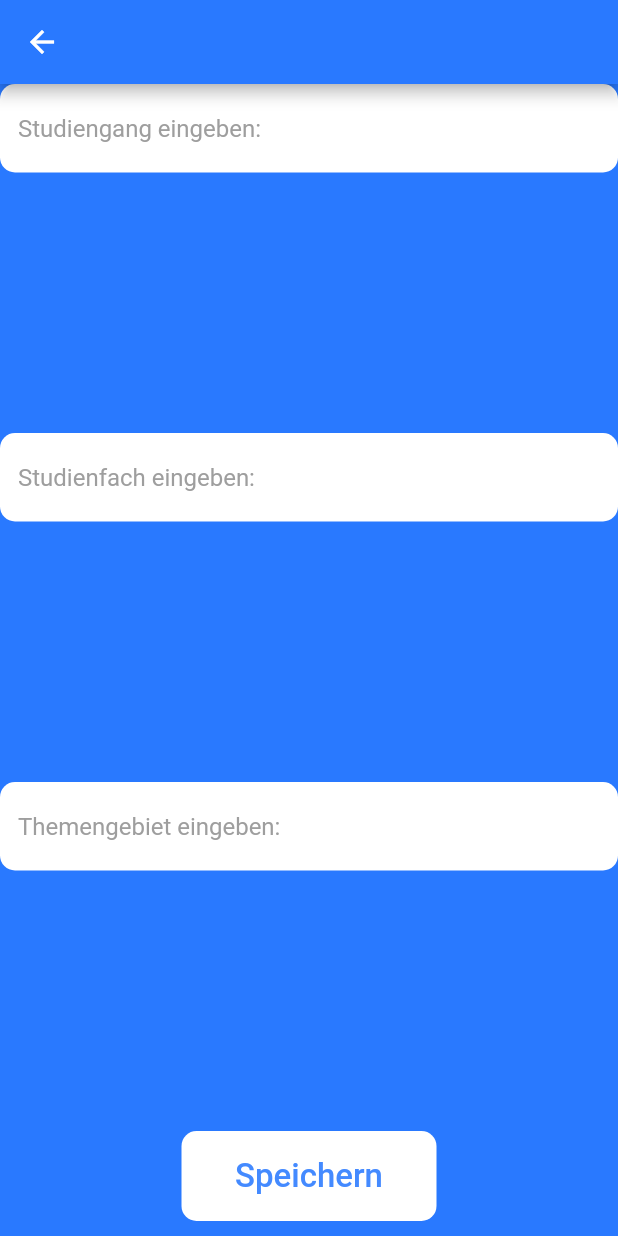
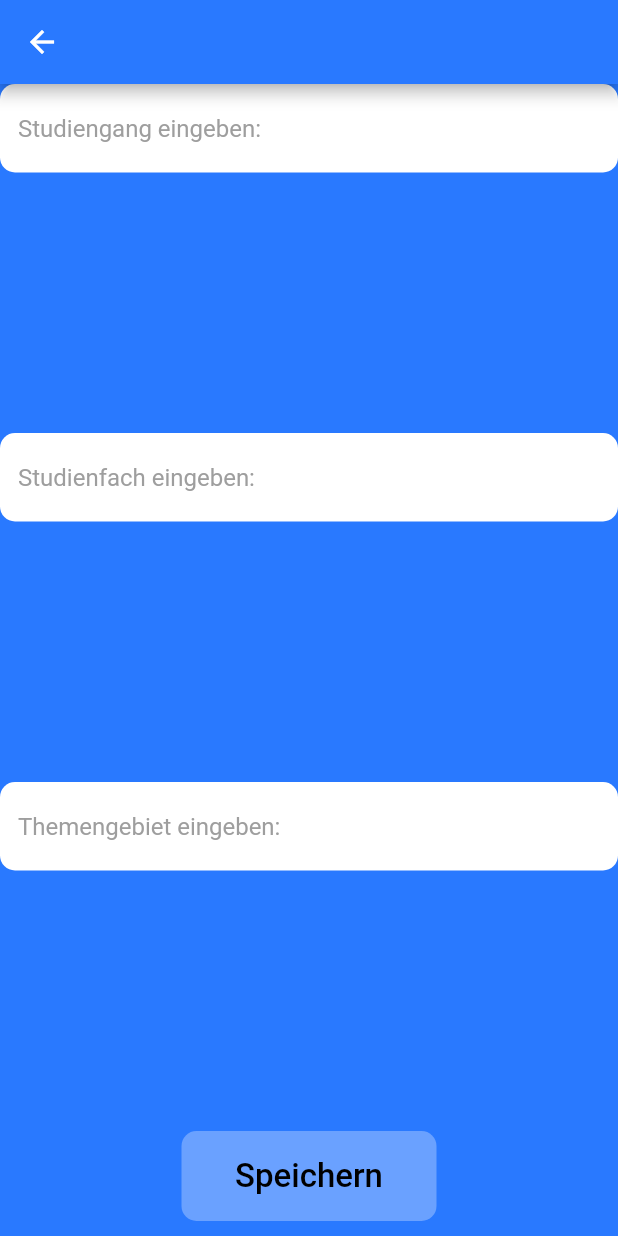
Before and after one commit to Schwinge12/Studycards, a Flutter app: the screen it shows after launch, after a tap on "Kartenset erstellen", on a phone screen of 412 x 824 dp. Run offline on Flutter 3.47's test engine with Material 2 defaults, Android fonts, the phone set to English and light mode, and no system bars; our stand-ins replace flip_card, syncfusion_flutter_gauges; missing offline and left inert: swipe_stack; accounts and stored records are empty; Roboto replaces fonts that are missing (Baloobhai2-ExtraBold.ttf).

Commit message:
Swipe Funktion für Kartenabfrage, Erscheinungsbild (Dark- & Lightmode) von Handy übernehmen

```diff
--- a/lib/ButtonsAndConstants/MenuButton.dart
+++ b/lib/ButtonsAndConstants/MenuButton.dart
@@ -21,7 +21,8 @@ class MenuButton extends StatelessWidget{
         ),
         margin: EdgeInsets.all(10.0),
         decoration: BoxDecoration(
-          color: Color(0xFF89B3FB),
+
+              color: Colors.white30,
               borderRadius: BorderRadius.circular(10.0),
         ),
       ),
--- a/lib/ButtonsAndConstants/MultipleChoiceButton.dart
+++ b/lib/ButtonsAndConstants/MultipleChoiceButton.dart
@@ -20,14 +20,14 @@ class MultipleChoiceButton extends StatelessWidget{
             height: 60.0,
             margin: EdgeInsets.all(10.0),
             decoration: BoxDecoration(
-              color: Colors.white,
+                color: Colors.white30,
               borderRadius: BorderRadius.circular(10.0),
             ),
 
             child: Column(
               children: <Widget>[
-                Icon (Icons.format_list_bulleted, size:40, color: Colors.blueAccent),
-                Text (text,style: TextStyle(color: Colors.blueAccent,fontFamily: 'Baloobhai2-ExtraBold.ttf', fontSize: 16.0 )),
+                Icon (Icons.format_list_bulleted, size:40, color: Colors.black),
+                Text (text,style: TextStyle(color: Colors.black,fontFamily: 'Baloobhai2-ExtraBold.ttf', fontSize: 16.0 )),
               ],
             )
         )
--- a/lib/ButtonsAndConstants/WeiterButton.dart
+++ b/lib/ButtonsAndConstants/WeiterButton.dart
@@ -25,12 +25,12 @@ class WeiterButton extends StatelessWidget{
         height: 60.0,
         child: Center(
           child: Text(
-            text, style: style ?? TextStyle(color: Colors.blueAccent,fontFamily: 'Baloobhai2-ExtraBold.ttf', fontSize: 22),
+            text, style: style ?? TextStyle(color: Colors.black,fontFamily: 'Baloobhai2-ExtraBold.ttf', fontSize: 22),
     ),
         ),
         margin: EdgeInsets.all(10.0),
         decoration: BoxDecoration(
-          color: color ?? Colors.white,
+          color: color ??  Colors.white30,
           borderRadius: BorderRadius.circular(10.0),
         ),
       ),
--- a/lib/DozentScreens/AlleStapelAnzeigen.dart
+++ b/lib/DozentScreens/AlleStapelAnzeigen.dart
@@ -20,7 +20,6 @@ class _AlleStapel extends State<AlleStapel> {
     //TODO Backend: Liste mit Stapeln anlegen, und so viele MenuButtons erzeugen wie es Stapel gibt
     return Scaffold(
       appBar: AppBar(
-        backgroundColor: Colors.blueAccent[400],
         title: Text('Meine angelegten Stapel',style: WeisserTextStyle,),
       ),
       body: SingleChildScrollView(
--- a/lib/DozentScreens/Kartensets_verwalten.dart
+++ b/lib/DozentScreens/Kartensets_verwalten.dart
@@ -8,7 +8,6 @@ class Kartensetsverwalten extends StatelessWidget{
     return Scaffold(
 
       appBar: AppBar(
-        backgroundColor: Colors.blueAccent[400],
 
       ),
       body: Column(
--- a/lib/DozentScreens/MenuPage.dart
+++ b/lib/DozentScreens/MenuPage.dart
@@ -19,14 +19,13 @@ class _MenuPageState extends State<MenuPage>{
   Widget build(BuildContext context) {
       return Scaffold(
         appBar: AppBar(
-          backgroundColor: Colors.blueAccent[400],
         ),
         body: Center(
           child: Column(
             mainAxisAlignment: MainAxisAlignment.center,
             children: <Widget>[
 
-           Icon(Icons.person,size: 150,) ,
+           Icon(Icons.person,size: 150,color: Colors.white,) ,
 
               //TODO Backend/Datenbank Username anzeigen lassen
               Text(username,
--- a/lib/DozentScreens/StapelAbschliessenDozent.dart
+++ b/lib/DozentScreens/StapelAbschliessenDozent.dart
@@ -20,7 +20,6 @@ class StapelAbschliessenDozent extends StatelessWidget {
     return Scaffold(
       appBar: AppBar(
         title: Text('Stapel abschließen'),
-        backgroundColor: Colors.blueAccent[400],
       ),
       body: Center(
         child:Center(
@@ -29,7 +28,7 @@ class StapelAbschliessenDozent extends StatelessWidget {
              children: <Widget>[
               //TODO Backend: Stapel hochladen
 
-               Icon(Icons.thumbs_up_down,size: 120,) ,
+               Icon(Icons.thumbs_up_down,size: 120,color: Colors.white) ,
 
                //TODO Backend/Datenbank Username anzeigen lassen
                Text(studienfach,
--- a/lib/DozentScreens/StapelErstellen.dart
+++ b/lib/DozentScreens/StapelErstellen.dart
@@ -26,8 +26,6 @@ class _StapelErstellen extends State<StapelErstellen> {
     return Scaffold(
 
       appBar: AppBar(
-        backgroundColor: Colors.blueAccent[400],
-
       ),
       body: Column(
         children: <Widget>[
--- a/lib/StudentScreens/EinzelnerStapelStatusAnsicht.dart
+++ b/lib/StudentScreens/EinzelnerStapelStatusAnsicht.dart
@@ -19,7 +19,6 @@ class _StapelStatusState extends State<StapelStatus>{
     return Scaffold(
       appBar: AppBar(
         title: Center(child: Text('Stapelname,Thema',style: WeisserTextStyle,)),
-        backgroundColor: Colors.blueAccent[400],
       ),
       body: Container(
 
--- a/lib/main.dart
+++ b/lib/main.dart
@@ -20,10 +20,10 @@ class KarteikartenApp extends StatelessWidget{
   @override
   Widget build(BuildContext context) {
     return MaterialApp(
-      theme:ThemeData.dark().copyWith(
-          primaryColor: Colors.white,
-          scaffoldBackgroundColor: Colors.blueAccent[400]
-      ),
+      theme:ThemeData.light(
+      ).copyWith(primaryColor: Colors.blueAccent[400],scaffoldBackgroundColor: Colors.blueAccent[400], accentColor: Colors.grey ),
+
+      darkTheme: ThemeData.dark().copyWith(accentColor: Colors.grey ),
       home: MenuPage(),
       routes: {
         'MenuPage':(context)=>MenuPage(),
--- a/pubspec.yaml
+++ b/pubspec.yaml
@@ -26,6 +26,7 @@ dependencies:
   cupertino_icons: ^0.1.2
   flip_card: ^0.4.4
   syncfusion_flutter_gauges: ^18.1.45
+  swipe_stack: ^1.0.0
 
 dev_dependencies:
   flutter_test:
```
Also changed, not shown: lib/DozentScreens/KarteErstellenRueckseite.dart (+9 -14 lines), lib/DozentScreens/KarteErstellenVorderseite.dart (+10 -6 lines), lib/DozentScreens/Kartenabfrage.dart (+60 -36 lines), lib/DozentScreens/StapelUeberarbeiten.dart (+4 -4 lines), pubspec.lock.
